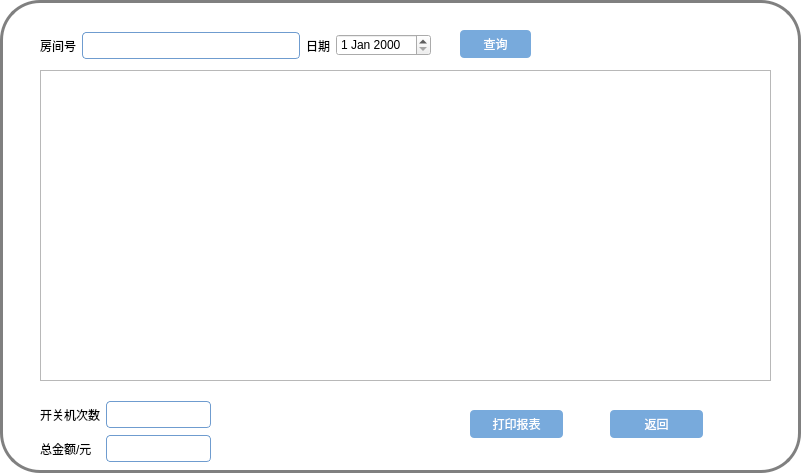
Qt form Master/reportwidget.ui (L-Jay1999/DistributedTemperatureControlSystem) before a commit.
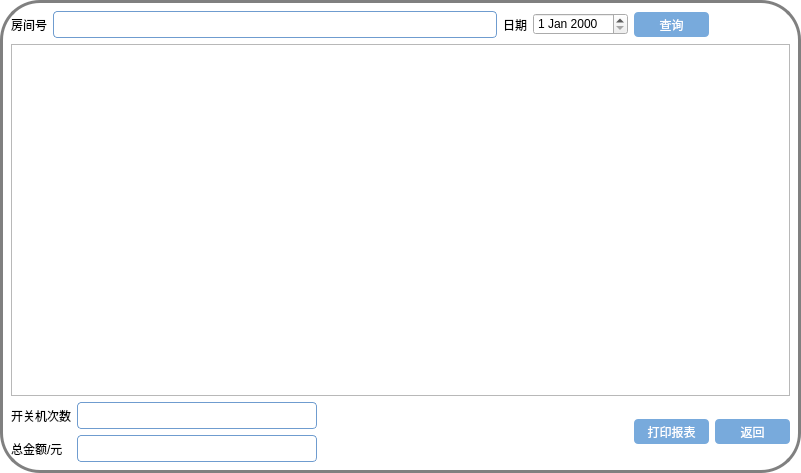
The same form after that commit.

```diff
--- a/Master/reportwidget.ui
+++ b/Master/reportwidget.ui
@@ -52,38 +52,8 @@
 }
 </string>
   </property>
-  <widget class="QTableWidget" name="tableWidget">
-   <property name="geometry">
-    <rect>
-     <x>40</x>
-     <y>70</y>
-     <width>731</width>
-     <height>311</height>
-    </rect>
-   </property>
-  </widget>
-  <widget class="QPushButton" name="pushButton_confirm">
-   <property name="geometry">
-    <rect>
-     <x>460</x>
-     <y>30</y>
-     <width>71</width>
-     <height>28</height>
-    </rect>
-   </property>
-   <property name="text">
-    <string>查询</string>
-   </property>
-  </widget>
-  <widget class="QWidget" name="horizontalLayoutWidget">
-   <property name="geometry">
-    <rect>
-     <x>40</x>
-     <y>30</y>
-     <width>391</width>
-     <height>31</height>
-    </rect>
-   </property>
+  <layout class="QGridLayout" name="gridLayout_2">
+   <item row="0" column="0" colspan="2">
    <layout class="QHBoxLayout" name="horizontalLayout">
     <item>
      <widget class="QLabel" name="label">
@@ -106,16 +76,18 @@
      <widget class="QDateEdit" name="dateEdit"/>
     </item>
    </layout>
-  </widget>
-  <widget class="QWidget" name="gridLayoutWidget">
-   <property name="geometry">
-    <rect>
-     <x>40</x>
-     <y>400</y>
-     <width>171</width>
-     <height>63</height>
-    </rect>
-   </property>
+   </item>
+   <item row="0" column="2">
+    <widget class="QPushButton" name="pushButton_confirm">
+     <property name="text">
+      <string>查询</string>
+     </property>
+    </widget>
+   </item>
+   <item row="1" column="0" colspan="4">
+    <widget class="QTableWidget" name="tableWidget"/>
+   </item>
+   <item row="2" column="0">
    <layout class="QGridLayout" name="gridLayout">
     <item row="0" column="1">
      <widget class="QLineEdit" name="lineEdit_power"/>
@@ -138,33 +110,35 @@
      <widget class="QLineEdit" name="lineEdit_cost"/>
     </item>
    </layout>
-  </widget>
-  <widget class="QPushButton" name="pushButton_cancel">
-   <property name="geometry">
-    <rect>
-     <x>610</x>
-     <y>410</y>
-     <width>93</width>
-     <height>28</height>
-    </rect>
-   </property>
-   <property name="text">
-    <string>返回</string>
-   </property>
-  </widget>
+   </item>
+   <item row="2" column="1">
+    <spacer name="horizontalSpacer">
+     <property name="orientation">
+      <enum>Qt::Horizontal</enum>
+     </property>
+     <property name="sizeHint" stdset="0">
+      <size>
+       <width>304</width>
+       <height>20</height>
+      </size>
+     </property>
+    </spacer>
+   </item>
+   <item row="2" column="2">
   <widget class="QPushButton" name="pushButton_download">
-   <property name="geometry">
-    <rect>
-     <x>470</x>
-     <y>410</y>
-     <width>93</width>
-     <height>28</height>
-    </rect>
-   </property>
    <property name="text">
     <string>打印报表</string>
    </property>
   </widget>
+   </item>
+   <item row="2" column="3">
+    <widget class="QPushButton" name="pushButton_cancel">
+     <property name="text">
+      <string>返回</string>
+     </property>
+    </widget>
+   </item>
+  </layout>
  </widget>
  <resources/>
  <connections/>
```
Lines whose indentation alone changed are shown as unchanged.
